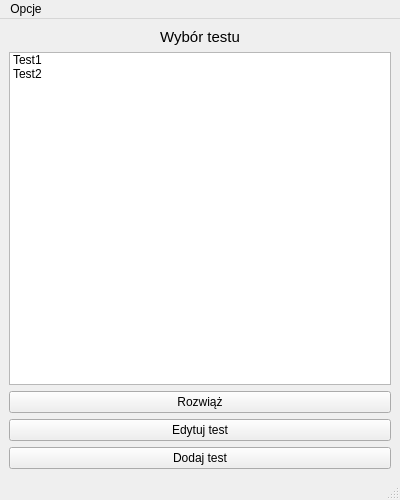
Before: the Qt Designer form src/ui_include/secondwindow.ui in bachanekkamil/ZPR, drawn with Qt 5.
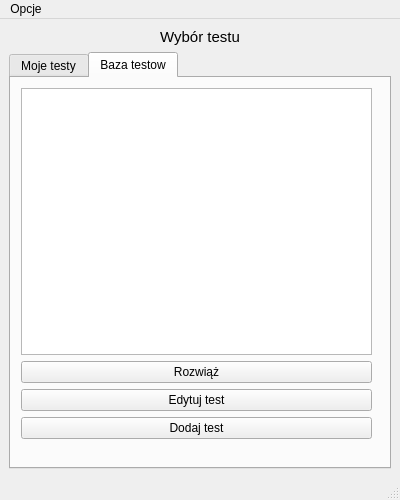
After: the same form once the commit is applied.

Commit message: Gui update - Separate tab for user test and test data base created

```diff
--- a/src/ui_include/secondwindow.ui
+++ b/src/ui_include/secondwindow.ui
@@ -35,18 +35,26 @@
      </widget>
     </item>
     <item>
-     <widget class="QListWidget" name="listWidgetChooseTest">
-      <item>
-       <property name="text">
-        <string>Test1</string>
-       </property>
-      </item>
-      <item>
-       <property name="text">
-        <string>Test2</string>
-       </property>
-      </item>
-     </widget>
+     <widget class="QTabWidget" name="tabWidgetTestSelector">
+      <property name="currentIndex">
+       <number>1</number>
+      </property>
+      <widget class="QWidget" name="tabUserTests">
+       <attribute name="title">
+        <string>Moje testy</string>
+       </attribute>
+       <widget class="QWidget" name="">
+        <property name="geometry">
+         <rect>
+          <x>10</x>
+          <y>10</y>
+          <width>351</width>
+          <height>351</height>
+         </rect>
+        </property>
+        <layout class="QVBoxLayout" name="verticalLayout_3">
+         <item>
+          <widget class="QTableWidget" name="tableWidgetChooseTest"/>
     </item>
     <item>
      <widget class="QPushButton" name="pushButtonTakeTest">
@@ -55,6 +63,33 @@
       </property>
      </widget>
     </item>
+        </layout>
+       </widget>
+      </widget>
+      <widget class="QWidget" name="tabTestDataBase">
+       <attribute name="title">
+        <string>Baza testow</string>
+       </attribute>
+       <widget class="QWidget" name="">
+        <property name="geometry">
+         <rect>
+          <x>10</x>
+          <y>10</y>
+          <width>351</width>
+          <height>351</height>
+         </rect>
+        </property>
+        <layout class="QVBoxLayout" name="verticalLayout_2">
+         <item>
+          <widget class="QTableWidget" name="tableWidget"/>
+         </item>
+         <item>
+          <widget class="QPushButton" name="pushButtonTakeNewTest">
+           <property name="text">
+            <string>Rozwiąż</string>
+           </property>
+          </widget>
+         </item>
     <item>
      <widget class="QPushButton" name="pushButtonEditTest">
       <property name="text">
@@ -67,6 +102,11 @@
       <property name="text">
        <string>Dodaj test</string>
       </property>
+          </widget>
+         </item>
+        </layout>
+       </widget>
+      </widget>
      </widget>
     </item>
    </layout>
```
Lines whose indentation alone changed are shown as unchanged. The commit also changes 7 other files.
